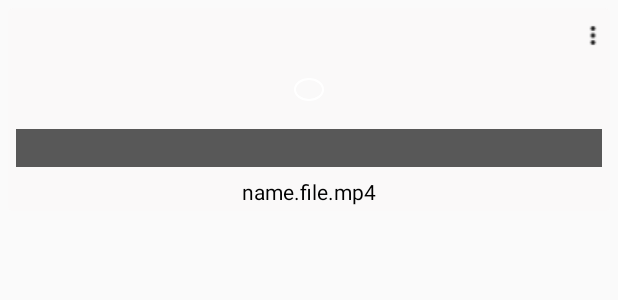
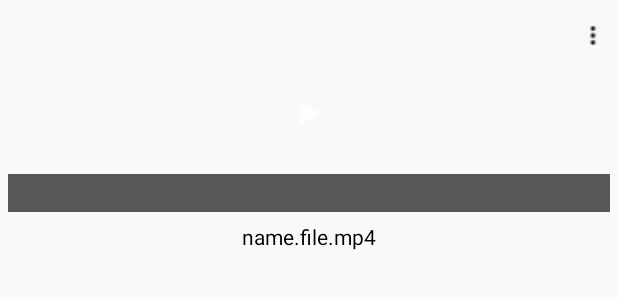
Before and after one commit to Vietvantue/bvscreenrecorder, an Android app: the layout custome_list_video.xml on its own in the app's theme, with its tools: preview values and no code run, on a phone screen of 412 x 824 dp. Shown: the top 300 px of the screen. Run offline under Robolectric (Android 15) with nearby library versions, the light colour scheme and no system bars.

Commit message:
Add fabric

```diff
--- a/app/build.gradle
+++ b/app/build.gradle
@@ -25,7 +25,7 @@ android {
         minSdkVersion 21
         targetSdkVersion 23
         versionCode 1
-        versionName "1.0"
+        versionName "1.3"
     }
     buildTypes {
         release {
@@ -45,7 +45,7 @@ repositories {
 dependencies {
     compile fileTree(dir: 'libs', include: ['*.jar'])
     compile 'com.android.support:appcompat-v7:25.1.1'
-    compile 'com.google.android.gms:play-services-ads:9.0.0'
+    compile 'com.google.firebase:firebase-ads:10.0.1'
     compile files('libs/aspectjrt-1.7.3.jar')
     compile files('libs/isoparser-1.0-RC-27.jar')
     compile('com.crashlytics.sdk.android:crashlytics:2.6.6@aar') {
@@ -53,3 +53,5 @@ dependencies {
     }
     compile 'pub.devrel:easypermissions:0.3.0'
 }
+
+apply plugin: 'com.google.gms.google-services'
--- a/app/src/main/AndroidManifest.xml
+++ b/app/src/main/AndroidManifest.xml
@@ -15,6 +15,7 @@
         android:allowBackup="true"
         android:icon="@drawable/ic_launcher"
         android:label="@string/string_app_name"
+        android:name=".ScreenRecorderApp"
         android:theme="@style/AppTheme">
         <activity
             android:name=".MainActivity"
--- a/app/src/main/java/animation/CountDownAnimation.java
+++ b/app/src/main/java/animation/CountDownAnimation.java
@@ -55,7 +55,7 @@ public class CountDownAnimation {
         this.mStartCount = startCount;
 
         mAnimation = new AlphaAnimation(1.0f, 0.0f);
-        mAnimation.setDuration(1000);
+        mAnimation.setDuration(800);
     }
 
     /**
@@ -71,7 +71,7 @@ public class CountDownAnimation {
 
         mHandler.post(mCountDown);
         for (int i = 1; i <= mStartCount; i++) {
-            mHandler.postDelayed(mCountDown, i * 1000);
+            mHandler.postDelayed(mCountDown, i * 800);
         }
     }
 
@@ -92,7 +92,7 @@ public class CountDownAnimation {
     public void setAnimation(Animation animation) {
         this.mAnimation = animation;
         if (mAnimation.getDuration() == 0)
-            mAnimation.setDuration(1000);
+            mAnimation.setDuration(800);
     }
 
     /**
--- a/app/src/main/java/com/example/bvlab/screenrecord/CountDownActivity.java
+++ b/app/src/main/java/com/example/bvlab/screenrecord/CountDownActivity.java
@@ -45,8 +45,8 @@ public class CountDownActivity extends AppCompatActivity implements CountDownAni
 
     private void startCountDownAnimation() {
 
-        Animation scaleAnimation = new ScaleAnimation(1.0f, 0.0f, 1.0f,
-                0.0f, Animation.RELATIVE_TO_SELF, 0.5f,
+        Animation scaleAnimation = new ScaleAnimation(1.0f, 0.2f, 1.0f,
+                0.2f, Animation.RELATIVE_TO_SELF, 0.5f,
                 Animation.RELATIVE_TO_SELF, 0.5f);
         Animation alphaAnimation = new AlphaAnimation(1.0f, 0.0f);
         AnimationSet animationSet = new AnimationSet(false);
--- a/app/src/main/java/com/example/bvlab/screenrecord/FloatingView.java
+++ b/app/src/main/java/com/example/bvlab/screenrecord/FloatingView.java
@@ -18,6 +18,7 @@ import android.view.ViewGroup;
 import android.view.WindowManager;
 import android.widget.ImageView;
 import android.widget.RelativeLayout;
+import android.widget.Toast;
 
 public class FloatingView extends Service {
 
@@ -205,7 +206,7 @@ public class FloatingView extends Service {
     public void onDestroy() {
         super.onDestroy();
         if (view != null) removeView();
-        if(checkSystemWritePermission()) {
+        if (Build.VERSION.SDK_INT < Build.VERSION_CODES.M) {
             Settings.System.putInt(getContentResolver(), "show_touches", 0);
         }
         //stopSelf();
@@ -229,6 +230,7 @@ public class FloatingView extends Service {
     public  static void removeView() {
         if(windowManager != null && view != null) {
             windowManager.removeView(view);
+            hasAddView = false;
         }
     }
 
--- a/app/src/main/java/com/example/bvlab/screenrecord/GalleryActivity.java
+++ b/app/src/main/java/com/example/bvlab/screenrecord/GalleryActivity.java
@@ -36,7 +36,7 @@ public class GalleryActivity extends FragmentActivity implements ActionBar.TabLi
         g_adView.setLayoutParams(params);
         myview_ads.addView(g_adView);
         AdRequest.Builder builder = new AdRequest.Builder();
-        builder.addTestDevice("5209A0E30EFC293107FAB2BB7ECE2FCC");
+//        builder.addTestDevice("5209A0E30EFC293107FAB2BB7ECE2FCC");
         AdRequest adRequest = builder.build();
 
         //adRequest.te
@@ -63,7 +63,7 @@ public class GalleryActivity extends FragmentActivity implements ActionBar.TabLi
 
     private void requestNewInterstitial() {
         AdRequest adRequest = new AdRequest.Builder()
-                .addTestDevice("5209A0E30EFC293107FAB2BB7ECE2FCC")
+//                .addTestDevice("5209A0E30EFC293107FAB2BB7ECE2FCC")
                 .build();
 
         g_FullAdView.loadAd(adRequest);
--- a/app/src/main/java/ScreenRecorderApp.java
+++ b/app/src/main/java/com/example/bvlab/screenrecord/ScreenRecorderApp.java
@@ -1,3 +1,5 @@
+package com.example.bvlab.screenrecord;
+
 import android.app.Application;
 
 import com.crashlytics.android.Crashlytics;
--- a/app/src/main/java/com/example/bvlab/screenrecord/SettingActivity.java
+++ b/app/src/main/java/com/example/bvlab/screenrecord/SettingActivity.java
@@ -108,7 +108,7 @@ public class SettingActivity extends AppCompatActivity {
         g_adView.setLayoutParams(params);
         myview_ads.addView(g_adView);
         AdRequest.Builder builder = new AdRequest.Builder();
-        builder.addTestDevice("5209A0E30EFC293107FAB2BB7ECE2FCC");
+//        builder.addTestDevice("5209A0E30EFC293107FAB2BB7ECE2FCC");
         AdRequest adRequest = builder.build();
 
         //adRequest.te
@@ -135,7 +135,7 @@ public class SettingActivity extends AppCompatActivity {
 
     private void requestNewInterstitial() {
         AdRequest adRequest = new AdRequest.Builder()
-                .addTestDevice("5209A0E30EFC293107FAB2BB7ECE2FCC")
+//                .addTestDevice("5209A0E30EFC293107FAB2BB7ECE2FCC")
                 .build();
 
         g_FullAdView.loadAd(adRequest);
--- a/app/src/main/res/drawable/floatingview_shape_left.xml
+++ b/app/src/main/res/drawable/floatingview_shape_left.xml
@@ -5,6 +5,6 @@
         android:topLeftRadius="5dp"
 
         />
-    <solid android:color="#bf413d3d" />
+    <solid android:color="@color/color_413d3d" />
 
 </shape>
--- a/app/src/main/res/layout/custome_list_video.xml
+++ b/app/src/main/res/layout/custome_list_video.xml
@@ -22,7 +22,7 @@
             <ImageView
                 android:id="@+id/video_Image"
                 android:layout_width="match_parent"
-                android:layout_height="100dp"
+                android:layout_height="130dp"
                 android:layout_gravity="center"
                 android:layout_marginBottom="1dp"
                 android:layout_marginTop="1dp"
@@ -32,9 +32,7 @@
                 android:layout_width="20dp"
                 android:layout_height="15dp"
                 android:layout_gravity="center"
-                android:background="@drawable/bg_play_btn"
                 android:contentDescription="@string/string_play"
-                android:padding="8dp"
                 android:src="@drawable/ic_play" />
         </FrameLayout>
 
@@ -42,8 +40,8 @@
             android:layout_width="match_parent"
             android:layout_height="wrap_content"
             android:layout_alignBottom="@+id/layout_image"
-            android:layout_marginLeft="5dp"
-            android:layout_marginRight="5dp"
+            android:paddingLeft="5dp"
+            android:paddingRight="5dp"
             android:background="#a5000000">
 
             <TextView
--- a/app/src/main/res/layout/record_settings_activity.xml
+++ b/app/src/main/res/layout/record_settings_activity.xml
@@ -7,6 +7,7 @@
     tools:context=".SettingActivity">
 
     <ScrollView
+        android:id="@+id/layout_scroll"
         android:layout_width="fill_parent"
         android:layout_height="wrap_content">
 
@@ -222,9 +223,10 @@
 
     <LinearLayout
         android:layout_width="fill_parent"
-        android:layout_height="fill_parent"
+        android:layout_height="wrap_content"
         android:layout_alignParentBottom="true"
-        android:orientation="vertical">
+        android:orientation="vertical"
+        android:visibility="visible">
 
         <RelativeLayout
             android:id="@+id/layout_ads_main_screen_nl"
--- a/app/src/main/res/layout/review_activity.xml
+++ b/app/src/main/res/layout/review_activity.xml
@@ -11,7 +11,8 @@
         android:layout_width="match_parent"
         android:layout_height="wrap_content"
         android:background="@android:color/transparent"
-        android:layout_centerHorizontal="true">
+        android:layout_centerHorizontal="true"
+        android:visibility="visible">
     </RelativeLayout>
 
     <android.support.v4.view.ViewPager
--- a/app/src/main/res/values/color.xml
+++ b/app/src/main/res/values/color.xml
@@ -12,9 +12,9 @@
     <color name="color_green_dam">#259B24</color>
     <!--<color name="floatimage">#263238</color>-->
     <!--<color name="floatimage_selector">#000000</color>-->
-    <color name="color_float_image_selector">#bf080808</color>
+    <color name="color_float_image_selector">#d8080808</color>
 
     <color name="color_background_action_bar">#2196f3</color>
 
-    <color name="color_413d3d">#bf413d3d</color>
+    <color name="color_413d3d">#c1000000</color>
 </resources>
--- a/app/src/main/res/values/dimens.xml
+++ b/app/src/main/res/values/dimens.xml
@@ -4,7 +4,7 @@
     <dimen name="activity_vertical_margin">16dp</dimen>
     <dimen name="default_margin">10dp</dimen>
     <dimen name="floatlayout">48dp</dimen>
-    <dimen name="floatimage">36dp</dimen>
+    <dimen name="floatimage">33dp</dimen>
     <dimen name="text_video">13sp</dimen>
     <dimen name="margintop">5dp</dimen>
     <dimen name="margin_bottom">5dp</dimen>
--- a/app/src/main/res/values/strings.xml
+++ b/app/src/main/res/values/strings.xml
@@ -37,8 +37,8 @@
     <string name="string_show_touch">Show touch</string>
     <string name="string_not_show_touch">Not show touch!</string>
 
-    <string name="admob_banner" translatable="false">ca-app-pub-9945008077594359/6611759020</string>
-    <string name="admob_full" translatable="false">ca-app-pub-9945008077594359/8088492223</string>
+    <string name="admob_banner" translatable="false">ca-app-pub-2316312656903874/2222592148</string>
+    <string name="admob_full" translatable="false">ca-app-pub-2316312656903874/3699325349</string>
 
     <string name="string_store_video_folder">BVScreenRecorder</string>
     <string name="string_tap_to_stop_record">Tap here to stop record screen!</string>
```
Also changed, not shown: 2 other files.
